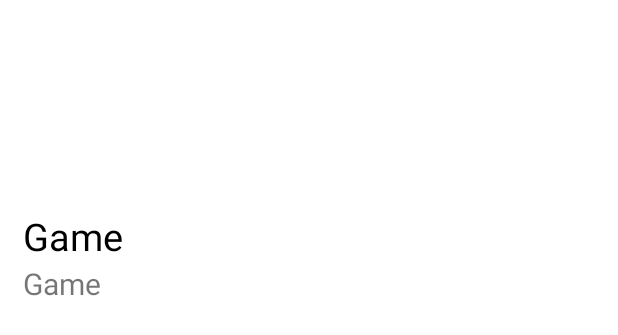
After one commit to gLeobonacini/GamesDescriptionOnlineDatabase, an Android app: the layout card_game.xml on its own in the app's theme, with its tools: preview values and no code run, on a phone screen of 412 x 824 dp. The commit adds this screen. Shown: the top 335 px of the screen. Run offline under Robolectric (Android 15) with nearby library versions, the phone set to English and light mode, and no system bars.

Commit message:
Iniciando tela principal

```diff
--- /dev/null
+++ b/app/src/main/res/layout/card_game.xml
@@ -0,0 +1,33 @@
+<?xml version="1.0" encoding="utf-8"?>
+<LinearLayout
+    xmlns:android="http://schemas.android.com/apk/res/android"
+    android:orientation="vertical"
+    android:layout_height="200dp"
+    android:layout_width="180dp"
+    android:layout_margin="10dp"
+    android:background="@drawable/round_login">
+
+    <ImageView
+        android:id="@+id/idImgGame"
+        android:layout_width="match_parent"
+        android:layout_height="130dp"/>
+
+    <TextView
+        android:id="@+id/idTitGame"
+        android:layout_width="match_parent"
+        android:layout_height="35dp"
+        android:text="Game"
+        android:textColor="@color/black"
+        android:textSize="25dp"
+        android:layout_marginHorizontal="5dp"/>
+
+    <TextView
+        android:id="@+id/idYearGame"
+        android:layout_width="match_parent"
+        android:layout_height="match_parent"
+        android:text="Game"
+        android:textSize="20dp"
+        android:layout_marginHorizontal="5dp"/>
+
+
+</LinearLayout>
--- a/app/src/main/res/values/colors.xml
+++ b/app/src/main/res/values/colors.xml
@@ -9,4 +9,5 @@
     <color name="white">#FFFFFFFF</color>
     <color name="bt_Login">#FF5252</color>
     <color name="create_account">#00A6FF</color>
+    <color name="grey">#DDDDDD</color>
 </resources>
--- a/app/src/main/res/values/strings.xml
+++ b/app/src/main/res/values/strings.xml
@@ -8,4 +8,5 @@
     <string name="txt_Email_Format">email@email.com</string>
     <string name="txt_Name">Name</string>
     <string name="txt_Password_Repeat">Repeate Password</string>
+    <string name="txt_Search">Search Game</string>
 </resources>
```
Also changed, not shown: app/src/main/res/layout/activity_games.xml (+36 -1 lines).
